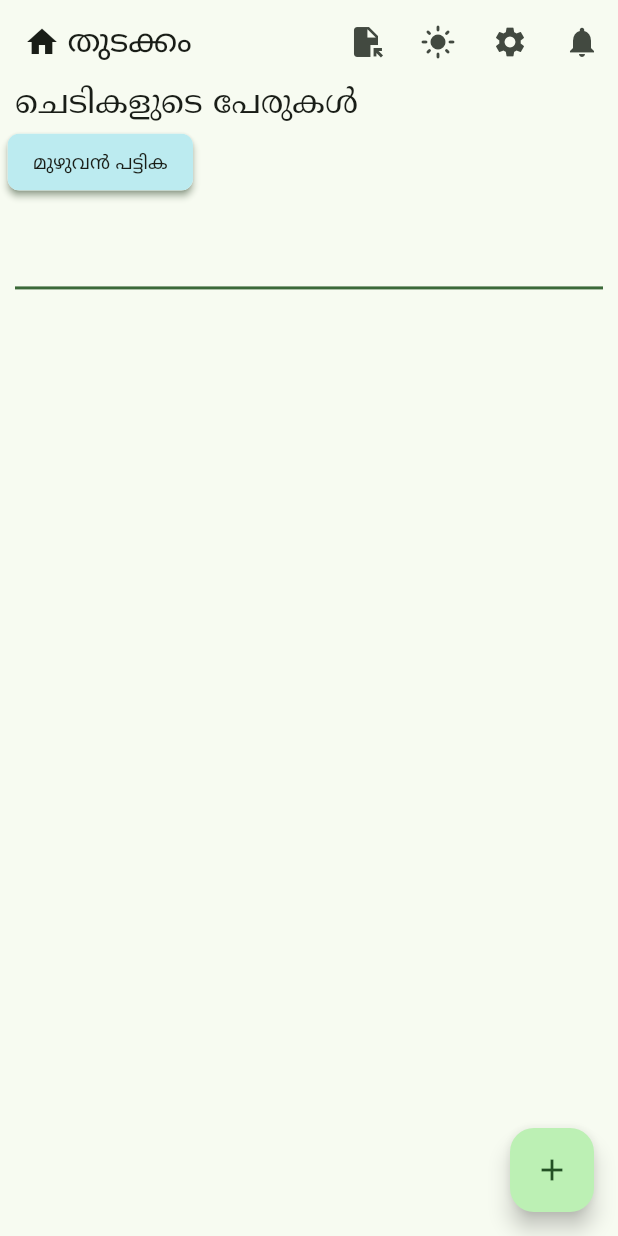
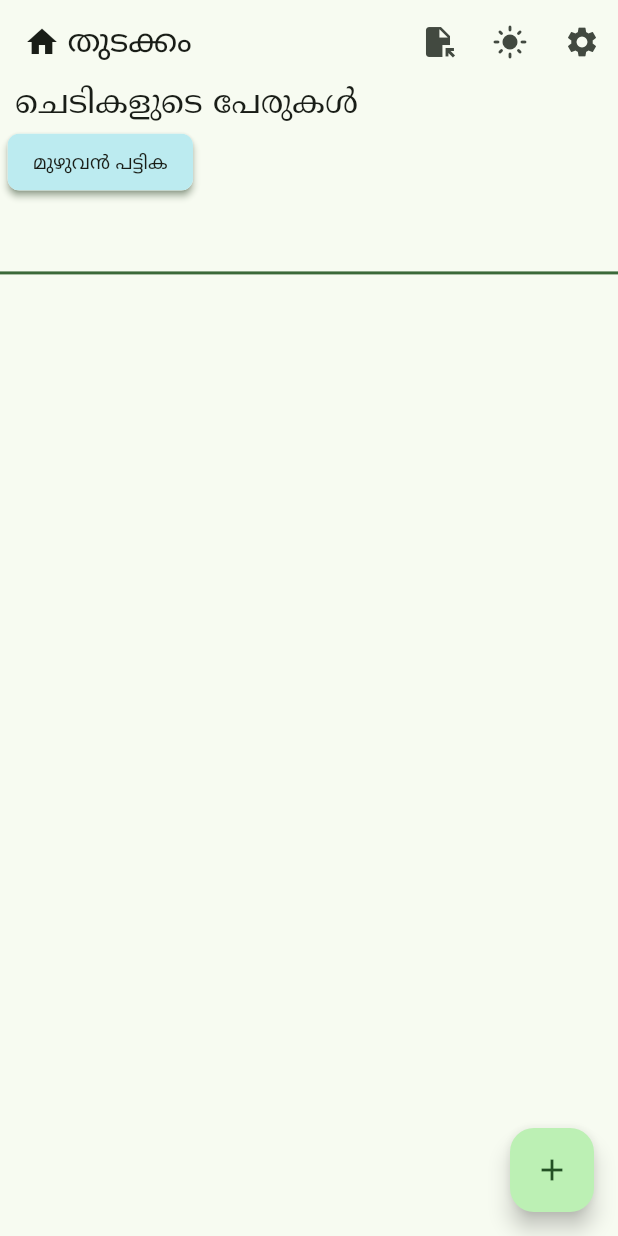
Before and after one commit to ryanromeodev/Plant-App, a Flutter app: the screen it shows after launch, after a tap on the "file open" icon, on a phone screen of 412 x 824 dp. Run offline on Flutter 3.47's test engine with Material 3 defaults, Android fonts, the phone set to English and light mode, and no system bars; our stand-ins replace file_picker, flutter_local_notifications, google_fonts, permission_handler, timezone.

Commit message:
UI refactor

```diff
--- a/lib/Components/plantheader.dart
+++ b/lib/Components/plantheader.dart
@@ -24,7 +24,7 @@ class _PlantHeaderState extends State<PlantHeader> {
     List<String> outlist = getplantnames(widget.plants);
     outlist.insert(0, "മുഴുവൻ പട്ടിക");
     return Container(
-      margin: EdgeInsets.symmetric(horizontal: 5),
+      padding: EdgeInsets.symmetric(horizontal: 5),
       width: MediaQuery.of(context).size.width,
       height: MediaQuery.of(context).size.height / 8.5,
       child: SingleChildScrollView(
--- a/lib/Components/plantlistheading.dart
+++ b/lib/Components/plantlistheading.dart
@@ -9,7 +9,7 @@ class PlantListHeading extends StatelessWidget {
   Widget build(BuildContext context) {
     return Container(
       alignment: Alignment.centerLeft,
-      margin: EdgeInsets.symmetric(horizontal: 10),
+      padding: EdgeInsets.symmetric(horizontal: 10),
       child: Text(todisplay, style: Theme.of(context).textTheme.titleLarge),
     );
   }
--- a/lib/Data/data.dart
+++ b/lib/Data/data.dart
@@ -69,7 +69,6 @@ class PlantData {
       List<dynamic> plantListJson = await jsonDecode(str);
       if (plantListJson.isEmpty) {
         // developer.log("$red[]data:readJson] list is null$reset");
-        // TODO: [functionality] Load from a file_picker here
         // plantListJson = await loadtestdata();
       }
       for (var i = 0; i < plantListJson.length; i++) {
@@ -159,9 +158,11 @@ Future<List<Plant>> loadtestdata() async {
   List<Plant> plantlist = [];
   if (result != null) {
     filePath = result.files.single.path!;
-    print("Selected file path: $filePath");
+    developer.log(
+      "$white[data:loadtestdata] Selected file path: $filePath $reset",
+    );
   } else {
-    print("File picking canceled.");
+    developer.log("$red[data:loadtestdata] File picking canceled.$reset");
   }
   try {
     String str = await File(filePath).readAsString();
@@ -179,7 +180,7 @@ Future<List<Plant>> loadtestdata() async {
       );
     }
   } on Exception catch (e) {
-    print(e);
+    developer.log("$red[data:loadtestdata] exception $e$reset");
   }
 
   developer.log("$yellow[data:loadtestdata] Test Data : $plantlist $reset");
--- a/lib/Data/notification.dart
+++ b/lib/Data/notification.dart
@@ -20,12 +20,14 @@ scheduledNotification(
   int id,
   int day,
   int hour,
+  int minutes,
   int second,
 ) async {
   var t = tz.TZDateTime.now(tz.local).add(
     Duration(
       seconds: second,
       hours: hour, //morning 6 after 00:00
+      minutes: minutes,
       days: day,
     ),
   );
@@ -47,8 +49,6 @@ scheduledNotification(
   );
 }
 
-//TODO : Future Scope
-
 Future<void> deleteNotificationChannel(String channelid) async {
   // const String channelId = 'your channel id';
   // await _notificationsPlugin
--- a/lib/Pages/homepage.dart
+++ b/lib/Pages/homepage.dart
@@ -52,6 +52,8 @@ class _HomePageState extends State<HomePage> {
     return Scaffold(
       // extendBodyBehindAppBar: true,
       appBar: AppBar(
+        // backgroundColor: Colors.transparent,
+        // elevation: 0.0,
         actions: [
           if (plist.isEmpty)
             IconButton(
@@ -92,12 +94,6 @@ class _HomePageState extends State<HomePage> {
               });
             },
           ),
-          IconButton(
-            icon: const Icon(Icons.notifications),
-            onPressed: () {
-              scheduledNotification("test", "test", 2, 0, 0, 3);
-            },
-          ),
         ],
         title: Row(
           children: [
@@ -106,9 +102,6 @@ class _HomePageState extends State<HomePage> {
             Text('തുടക്കം', style: Theme.of(context).textTheme.headlineSmall),
           ],
         ),
-
-        // scrolledUnderElevation: 0.0,
-        // surfaceTintColor: Colors.transparent,
       ),
       body: Column(
         children: [
@@ -121,7 +114,7 @@ class _HomePageState extends State<HomePage> {
           Container(
             height: 2.0, // Line thickness
             color: Theme.of(context).colorScheme.primary, // Line color
-            margin: EdgeInsets.symmetric(horizontal: 10.0, vertical: 10.0),
+            padding: EdgeInsets.symmetric(horizontal: 10.0),
           ),
           Expanded(child: plantListBuilder()),
         ],
@@ -150,10 +143,7 @@ class _HomePageState extends State<HomePage> {
   Container plantListBuilder() {
     return Container(
       margin: EdgeInsets.symmetric(vertical: 10.0),
-      decoration: BoxDecoration(
-        borderRadius: BorderRadius.circular(26.0),
-        color: Theme.of(context).colorScheme.surface,
-      ),
+      decoration: BoxDecoration(borderRadius: BorderRadius.circular(26.0)),
       height: MediaQuery.of(context).size.height,
       child: Scrollbar(
         thickness: 10,
```
Also changed, not shown: assets/test.json (deleted, +0 -10 lines), lib/Components/planttile.dart (+3 -14 lines), lib/Data/functions.dart (+7 -1 lines), lib/Data/strings.dart (+12 -14 lines), lib/Pages/settingspage.dart (+17 -0 lines), pubspec.yaml (+1 -12 lines), assets/avatarset.jpg (deleted), assets/listbg.jpeg (deleted), assets/pflanzen.png (added).
